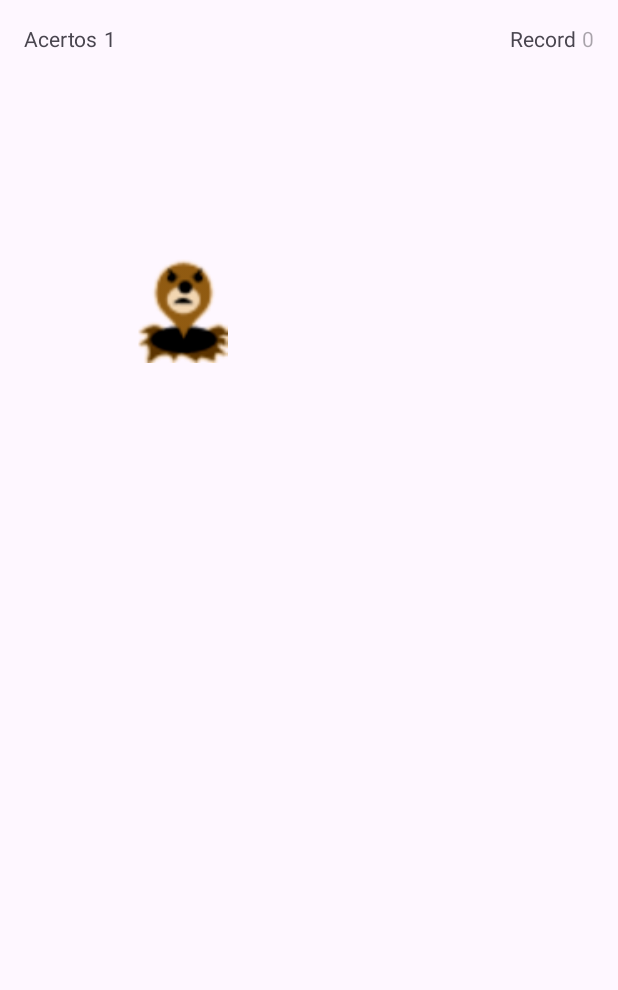
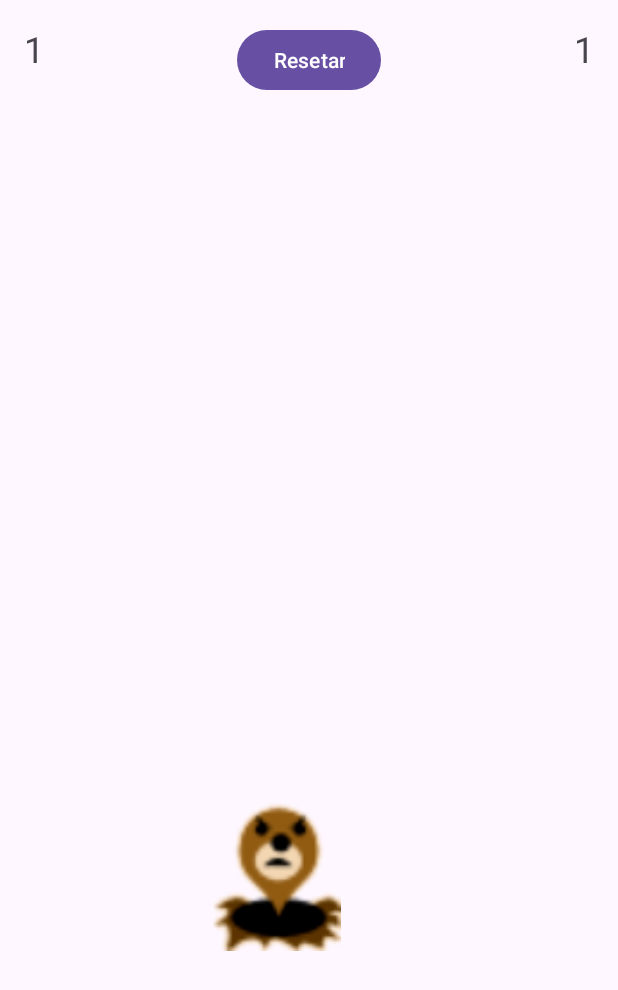
Before and after one commit to pepeu120/toupeira-Game, an Android app: the screen it shows after launch (MainActivity), after a tap on an icon or button, on a phone screen of 412 x 824 dp. Shown: the top 990 px of the screen. Run offline under Robolectric (Android 15) with nearby library versions, the phone set to English and light mode, and no system bars.

Commit message:
som adicionado

```diff
--- /dev/null
+++ b/app/src/main/java/com/example/game/GameController.kt
@@ -0,0 +1,71 @@
+package com.example.game
+
+import android.media.MediaPlayer
+import android.os.Handler
+import android.os.Looper
+import android.widget.ImageView
+import kotlin.random.Random
+
+class GameController(
+    private val topeira: ImageView,
+    private val onScoreUpdate: (Int) -> Unit,
+    private val onHighScoreUpdate: (Int) -> Unit,
+    private val onReset: () -> Unit,
+    private val soundPlayer: MediaPlayer
+) {
+
+    private val handler = Handler(Looper.getMainLooper())
+    private val VELOCIDADE_INICIAL = 1500L
+    private val TEMPO_DECREMENTO = 50L
+    private var velocidadeAtual = VELOCIDADE_INICIAL
+    private var acertos = 0
+    private var recorde = 0
+
+    init {
+        topeira.setOnClickListener {
+            acertos++
+            onScoreUpdate(acertos)
+            decrementarVelocidade(TEMPO_DECREMENTO)
+            soundPlayer.start()
+            atualizarRecorde()
+        }
+        iniciarMovimentoTopeira()
+    }
+
+    private fun iniciarMovimentoTopeira() {
+        val moverTopeira = object : Runnable {
+            override fun run() {
+                moverTopeira()
+                handler.postDelayed(this, velocidadeAtual)
+            }
+        }
+        handler.post(moverTopeira)
+    }
+
+    private fun moverTopeira() {
+        val maxX = topeira.resources.displayMetrics.widthPixels - topeira.width
+        val maxY = topeira.resources.displayMetrics.heightPixels - topeira.height
+        val randomX = Random.nextInt(maxX)
+        val randomY = Random.nextInt(maxY)
+        topeira.x = randomX.toFloat()
+        topeira.y = randomY.toFloat()
+    }
+
+    private fun decrementarVelocidade(tempo: Long) {
+        velocidadeAtual -= tempo
+    }
+
+    fun resetarJogo() {
+        acertos = 0
+        velocidadeAtual = VELOCIDADE_INICIAL
+        onScoreUpdate(acertos)
+        onReset()
+    }
+
+    private fun atualizarRecorde() {
+        if (acertos > recorde) {
+            recorde = acertos
+            onHighScoreUpdate(recorde)
+        }
+    }
+}
--- a/app/src/main/java/com/example/game/MainActivity.kt
+++ b/app/src/main/java/com/example/game/MainActivity.kt
@@ -3,51 +3,57 @@ package com.example.game
 import androidx.appcompat.app.AppCompatActivity
 import android.os.Bundle
 import android.widget.TextView
-import android.os.Handler
-import android.os.Looper
 import android.widget.ImageView
-import kotlin.random.Random
-
+import android.widget.Button
+import android.media.MediaPlayer
+import android.view.View
 
 class MainActivity : AppCompatActivity() {
 
+    private lateinit var gameController: GameController
     private lateinit var topeira: ImageView
-    private val handler = Handler(Looper.getMainLooper())
-    val VELOCIDADE_INICIAL = 1500L
-    val TEMPO_PARA_DECREMENTAR = 50L
-    var velocidadeAtual = VELOCIDADE_INICIAL
-    private var acertos = 0
+    private lateinit var pontuacaoAtual: TextView
+    private lateinit var recordeTextView: TextView
+    private lateinit var resetButton: Button
+    private lateinit var soundPlayer: MediaPlayer
 
     override fun onCreate(savedInstanceState: Bundle?) {
         super.onCreate(savedInstanceState)
         setContentView(R.layout.activity_main)
 
         topeira = findViewById(R.id.imagemTopeira)
-        val pontuacaoAtual: TextView = findViewById(R.id.pontuacaoAtual)
+        pontuacaoAtual = findViewById(R.id.pontuacaoAtual)
+        recordeTextView = findViewById(R.id.recorde)
+        resetButton = findViewById(R.id.resetButton)
+        soundPlayer = MediaPlayer.create(this, R.raw.som_acerto)
 
+        gameController = GameController(topeira,
+            onScoreUpdate = { acertos ->
+                pontuacaoAtual.text = acertos.toString()
+            },
+            onHighScoreUpdate = { recorde ->
+                recordeTextView.text = recorde.toString()
+            },
+            onReset = {
+                pontuacaoAtual.text = "0"
+            },
+            soundPlayer = soundPlayer
+        )
 
-        topeira.setOnClickListener {
-            acertos++
-            pontuacaoAtual.text = acertos.toString()
-            decrementaTempo(TEMPO_PARA_DECREMENTAR)
+        resetButton.setOnClickListener {
+            gameController.resetarJogo()
         }
 
-        val moverTopera = object : Runnable {
-            override fun run() {
-                val maxX = resources.displayMetrics.widthPixels - topeira.width
-                val maxY = resources.displayMetrics.heightPixels - topeira.height
-                val randomX = Random.nextInt(maxX)
-                val randomY = Random.nextInt(maxY)
-                topeira.x = randomX.toFloat()
-                topeira.y = randomY.toFloat()
-                handler.postDelayed(this, velocidadeAtual)
+        // Detecção de toque fora da topeira
+        findViewById<View>(android.R.id.content).setOnClickListener {
+            if (it.id != R.id.imagemTopeira) {
+                gameController.resetarJogo()
             }
         }
+    }
 
-
-        handler.post(moverTopera)
-    }
-    fun decrementaTempo(tempo: Long) {
-        velocidadeAtual -= tempo
+    override fun onDestroy() {
+        super.onDestroy()
+        soundPlayer.release()
     }
 }
--- a/app/src/main/res/layout/activity_main.xml
+++ b/app/src/main/res/layout/activity_main.xml
@@ -1,58 +1,44 @@
-<?xml version="1.0" encoding="utf-8"?>
-<androidx.constraintlayout.widget.ConstraintLayout xmlns:android="http://schemas.android.com/apk/res/android"
-    xmlns:app="http://schemas.android.com/apk/res-auto"
+<RelativeLayout xmlns:android="http://schemas.android.com/apk/res/android"
     xmlns:tools="http://schemas.android.com/tools"
     android:layout_width="match_parent"
-    android:layout_height="match_parent">
+    android:layout_height="match_parent"
+    tools:context=".MainActivity">
 
     <ImageView
         android:id="@+id/imagemTopeira"
-        android:layout_width="70dp"
-        android:layout_height="70dp"
+        android:layout_width="100dp"
+        android:layout_height="100dp"
         android:src="@drawable/toupeira"
-        app:layout_constraintBottom_toBottomOf="parent"
-        app:layout_constraintEnd_toEndOf="parent"
-        app:layout_constraintStart_toStartOf="parent"
-        app:layout_constraintTop_toTopOf="parent" />
+        android:layout_centerInParent="true"
+        android:layout_marginTop="150dp" />
 
     <TextView
         android:id="@+id/pontuacaoAtual"
         android:layout_width="wrap_content"
         android:layout_height="wrap_content"
-        android:layout_marginStart="4dp"
-        android:layout_marginTop="16dp"
-        android:hint="@string/pontuacao_inicial"
-        app:layout_constraintStart_toEndOf="@+id/textViewPontuacaoAtual"
-        app:layout_constraintTop_toTopOf="parent" />
+        android:layout_alignParentTop="true"
+        android:layout_alignParentStart="true"
+        android:layout_margin="16dp"
+        android:text="@string/pontuacao"
+        android:textSize="24sp" />
+
+    <Button
+        android:id="@+id/resetButton"
+        android:layout_width="wrap_content"
+        android:layout_height="wrap_content"
+        android:text="@string/resetar"
+        android:layout_alignParentTop="true"
+        android:layout_centerHorizontal="true"
+        android:layout_marginTop="16dp" />
 
     <TextView
-        android:id="@+id/textViewRecord"
+        android:id="@+id/recorde"
         android:layout_width="wrap_content"
         android:layout_height="wrap_content"
-        android:layout_marginTop="16dp"
-        android:layout_marginEnd="4dp"
-        android:text="@string/record"
-        app:layout_constraintEnd_toStartOf="@+id/record"
-        app:layout_constraintTop_toTopOf="parent" />
+        android:text="@string/pontuacao"
+        android:textSize="24sp"
+        android:layout_alignParentTop="true"
+        android:layout_alignParentEnd="true"
+        android:layout_margin="16dp" />
 
-    <TextView
-        android:id="@+id/textViewPontuacaoAtual"
-        android:layout_width="wrap_content"
-        android:layout_height="wrap_content"
-        android:layout_marginStart="16dp"
-        android:layout_marginTop="16dp"
-        android:text="@string/pontuacao_atual"
-        app:layout_constraintStart_toStartOf="parent"
-        app:layout_constraintTop_toTopOf="parent" />
-
-    <TextView
-        android:id="@+id/record"
-        android:layout_width="wrap_content"
-        android:layout_height="wrap_content"
-        android:layout_marginTop="16dp"
-        android:layout_marginEnd="16dp"
-        android:hint="@string/pontuacao_inicial"
-        app:layout_constraintEnd_toEndOf="parent"
-        app:layout_constraintTop_toTopOf="parent" />
-
-</androidx.constraintlayout.widget.ConstraintLayout>
+</RelativeLayout>
--- a/app/src/main/res/values/strings.xml
+++ b/app/src/main/res/values/strings.xml
@@ -1,6 +1,5 @@
 <resources>
     <string name="app_name">game</string>
-    <string name="pontuacao_atual">Acertos</string>
-    <string name="pontuacao_inicial">0</string>
-    <string name="record">Record</string>
+    <string name="pontuacao">0</string>
+    <string name="resetar">Resetar</string>
 </resources>
```
Also changed, not shown: 1 other file.
